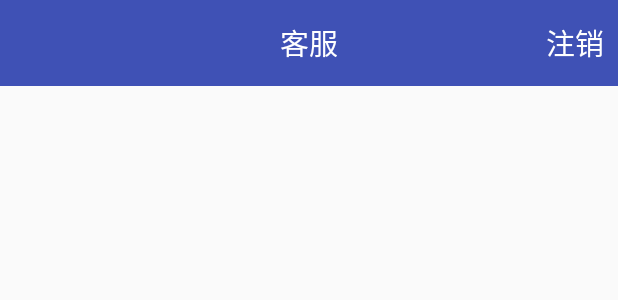
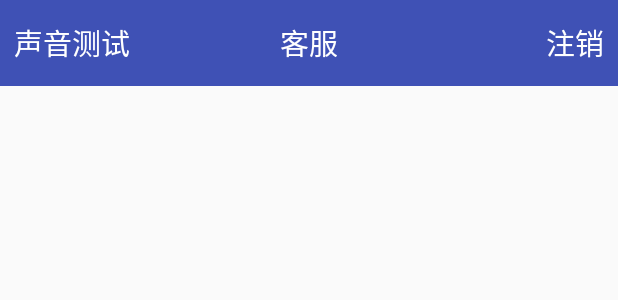
Before and after one commit to 514721857/Finance, an Android app: the layout top_view.xml on its own in the app's theme, with its tools: preview values and no code run, on a phone screen of 412 x 824 dp. Shown: the top 300 px of the screen. Run offline under Robolectric (Android 15) with nearby library versions, the phone set to English and light mode, and no system bars; network calls fail.

Commit message:
完成第二版本

```diff
--- a/app/src/main/java/com/finance/ymt/sgr/finance/ui/order/OrderActivity.java
+++ b/app/src/main/java/com/finance/ymt/sgr/finance/ui/order/OrderActivity.java
@@ -414,7 +414,7 @@ public class OrderActivity extends MvpWebSocketActivity<OrderView,OrderPresenter
 
         pref = this.getSharedPreferences(AppCon.USER_KEY,MODE_PRIVATE);
         userID= pref.getString(AppCon.USER_USER_ID,"");
-        mPlayer = SoundPoolPlayer.create(this, R.raw.newtip);
+        mPlayer = SoundPoolPlayer.create(this, R.raw.threeo);
         mPlayer.setOnCompletionListener(
                 new MediaPlayer.OnCompletionListener() {
                     @Override
--- a/app/src/main/res/layout/top_view.xml
+++ b/app/src/main/res/layout/top_view.xml
@@ -5,7 +5,7 @@
     android:layout_height="60dp">
 
         <TextView
-            android:visibility="gone"
+
             android:layout_gravity="center_vertical"
             android:layout_marginLeft="10dp"
             android:text="声音测试"
```
Also changed, not shown: 1 other file.
